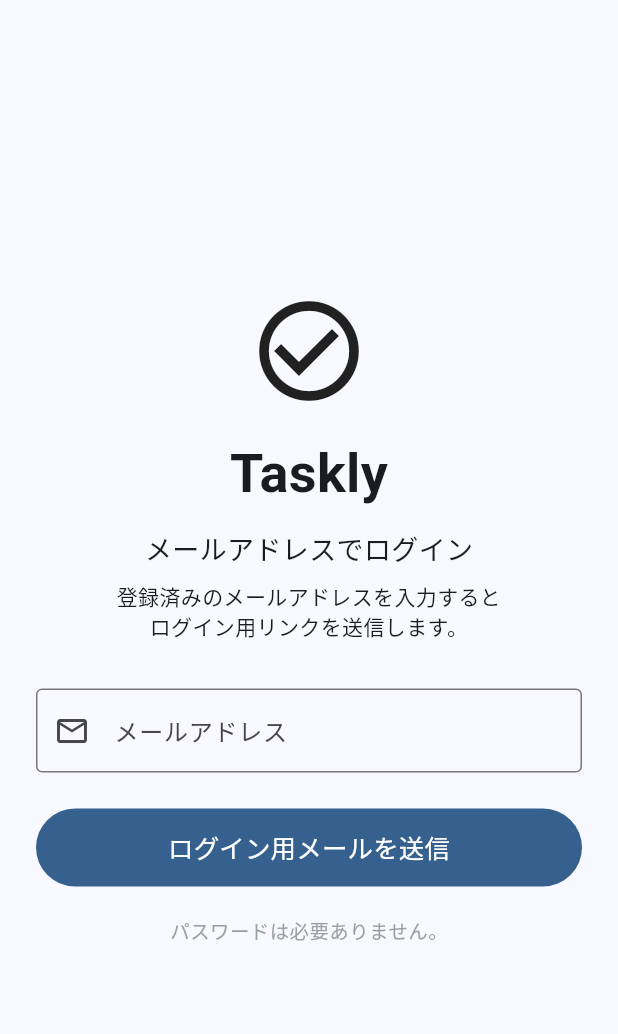
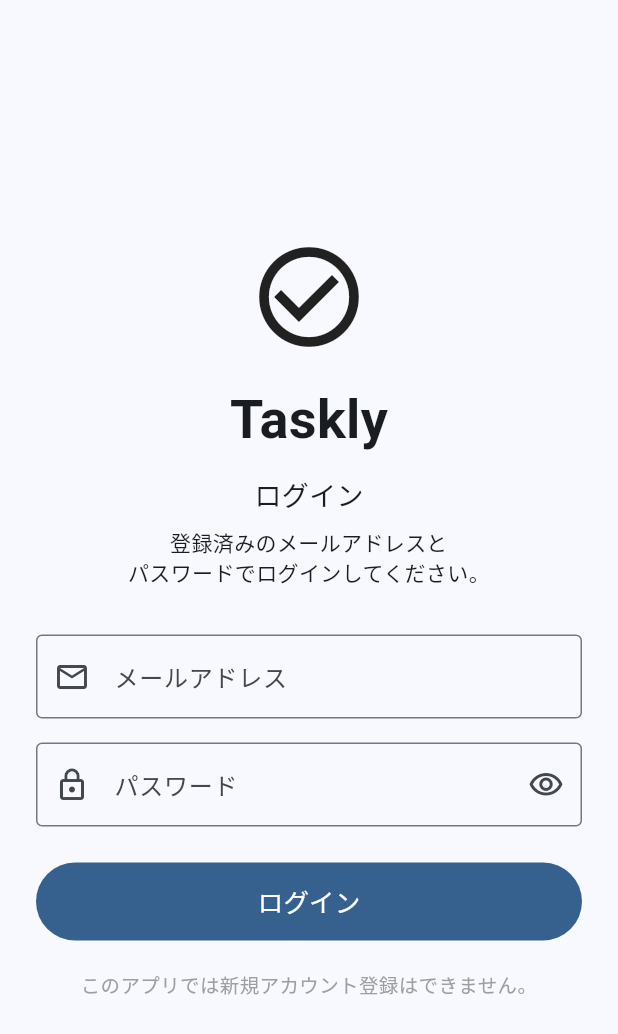
Before and after one commit to windsscoreyou-droid/taskly, a Flutter app: the screen it shows after launch, on a phone screen of 412 x 824 dp. Shown: the top 1034 px of the screen. Run offline on Flutter 3.47's test engine with Material 3 defaults, Android fonts, the phone set to English and light mode, and no system bars; our stand-ins replace supabase_flutter; accounts and stored records are empty.

Commit message:
Update main.dart

```diff
--- a/lib/main.dart
+++ b/lib/main.dart
@@ -1,6 +1,6 @@
+
 import 'dart:async';
 
-import 'package:flutter/foundation.dart';
 import 'package:flutter/material.dart';
 import 'package:supabase_flutter/supabase_flutter.dart';
 
@@ -29,9 +29,7 @@ class TasklyApp extends StatelessWidget {
         ),
         useMaterial3: true,
       ),
-
-      // const を外しています
-      home: AuthGate(),
+      home: const AuthGate(),
     );
   }
 }
@@ -41,7 +39,7 @@ class TasklyApp extends StatelessWidget {
 // ============================================================
 
 class AuthGate extends StatefulWidget {
-  AuthGate({super.key});
+  const AuthGate({super.key});
 
   @override
   State<AuthGate> createState() => _AuthGateState();
@@ -99,46 +97,48 @@ class AuthPage extends StatefulWidget {
 
 class _AuthPageState extends State<AuthPage> {
   final emailController = TextEditingController();
+  final passwordController = TextEditingController();
 
   bool isLoading = false;
+  bool obscurePassword = true;
 
   Future<void> submit() async {
     final email = emailController.text.trim();
+    final password = passwordController.text;
 
     if (email.isEmpty) {
       showMessage('メールアドレスを入力してください');
       return;
     }
 
+    if (password.isEmpty) {
+      showMessage('パスワードを入力してください');
+      return;
+    }
+
+    if (password.length < 8) {
+      showMessage('パスワードは8文字以上にしてください');
+      return;
+    }
+
     setState(() {
       isLoading = true;
     });
 
     try {
-      await Supabase.instance.client.auth.signInWithOtp(
+      await Supabase.instance.client.auth.signInWithPassword(
         email: email,
-
-        // 新規ユーザー登録は禁止
-        shouldCreateUser: false,
-
-        emailRedirectTo: kIsWeb
-            ? 'https://windsscoreyou-droid.github.io/taskly/'
-            : 'io.taskly.app://login-callback/',
+        password: password,
       );
 
       if (!mounted) return;
 
-      showMessage(
-        'ログイン用のメールを送信しました。\n'
-        'メールを確認して、リンクを押してください。',
-      );
-
-      emailController.clear();
+      showMessage('ログインしました');
     } on AuthException catch (e) {
       if (!mounted) return;
 
       showMessage(
-        'メールの送信に失敗しました\n${e.message}',
+        'ログインに失敗しました\n${e.message}',
       );
     } catch (e) {
       if (!mounted) return;
@@ -168,6 +168,7 @@ class _AuthPageState extends State<AuthPage> {
   @override
   void dispose() {
     emailController.dispose();
+    passwordController.dispose();
     super.dispose();
   }
 
@@ -202,7 +203,7 @@ class _AuthPageState extends State<AuthPage> {
                   const SizedBox(height: 12),
 
                   const Text(
-                    'メールアドレスでログイン',
+                    'ログイン',
                     style: TextStyle(
                       fontSize: 18,
                       fontWeight: FontWeight.w500,
@@ -212,8 +213,8 @@ class _AuthPageState extends State<AuthPage> {
                   const SizedBox(height: 8),
 
                   const Text(
-                    '登録済みのメールアドレスを入力すると\n'
-                    'ログイン用リンクを送信します。',
+                    '登録済みのメールアドレスと\n'
+                    'パスワードでログインしてください。',
                     textAlign: TextAlign.center,
                   ),
 
@@ -222,12 +223,7 @@ class _AuthPageState extends State<AuthPage> {
                   TextField(
                     controller: emailController,
                     keyboardType: TextInputType.emailAddress,
-                    textInputAction: TextInputAction.done,
-                    onSubmitted: (_) {
-                      if (!isLoading) {
-                        submit();
-                      }
-                    },
+                    textInputAction: TextInputAction.next,
                     decoration: const InputDecoration(
                       labelText: 'メールアドレス',
                       hintText: 'example@gmail.com',
@@ -238,21 +234,56 @@ class _AuthPageState extends State<AuthPage> {
                     ),
                   ),
 
+                  const SizedBox(height: 16),
+
+                  TextField(
+                    controller: passwordController,
+                    obscureText: obscurePassword,
+                    textInputAction: TextInputAction.done,
+                    onSubmitted: (_) {
+                      if (!isLoading) {
+                        submit();
+                      }
+                    },
+                    decoration: InputDecoration(
+                      labelText: 'パスワード',
+                      border: const OutlineInputBorder(),
+                      prefixIcon: const Icon(
+                        Icons.lock_outline,
+                      ),
+                      suffixIcon: IconButton(
+                        onPressed: () {
+                          setState(() {
+                            obscurePassword =
+                                !obscurePassword;
+                          });
+                        },
+                        icon: Icon(
+                          obscurePassword
+                              ? Icons.visibility_outlined
+                              : Icons.visibility_off_outlined,
+                        ),
+                      ),
+                    ),
+                  ),
+
                   const SizedBox(height: 24),
 
                   SizedBox(
                     width: double.infinity,
                     height: 52,
                     child: FilledButton(
-                      onPressed: isLoading ? null : submit,
+                      onPressed:
+                          isLoading ? null : submit,
                       child: isLoading
                           ? const SizedBox(
                               width: 24,
                               height: 24,
-                              child: CircularProgressIndicator(),
+                              child:
+                                  CircularProgressIndicator(),
                             )
                           : const Text(
-                              'ログイン用メールを送信',
+                              'ログイン',
                               style: TextStyle(
                                 fontSize: 17,
                               ),
@@ -263,7 +294,8 @@ class _AuthPageState extends State<AuthPage> {
                   const SizedBox(height: 20),
 
                   const Text(
-                    'パスワードは必要ありません。',
+                    'このアプリでは新規アカウント登録はできません。',
+                    textAlign: TextAlign.center,
                     style: TextStyle(
                       fontSize: 13,
                       color: Colors.grey,
@@ -683,7 +715,21 @@ class _HomePageState extends State<HomePage> {
   }
 
   Future<void> logout() async {
-    await Supabase.instance.client.auth.signOut();
+    try {
+      await Supabase.instance.client.auth.signOut();
+    } on AuthException catch (e) {
+      if (mounted) {
+        showMessage(
+          'ログアウトに失敗しました\n${e.message}',
+        );
+      }
+    } catch (e) {
+      if (mounted) {
+        showMessage(
+          'ログアウトに失敗しました\n$e',
+        );
+      }
+    }
   }
 
   void showMessage(String message) {
@@ -738,7 +784,6 @@ class _HomePageState extends State<HomePage> {
             ],
           ),
         ),
-
         ...sectionTasks.map((task) {
           final taskId =
               task['id'].toString();
@@ -774,7 +819,6 @@ class _HomePageState extends State<HomePage> {
                   );
                 },
               ),
-
               title: Text(
                 taskTitle,
                 style: TextStyle(
@@ -783,7 +827,6 @@ class _HomePageState extends State<HomePage> {
                       : TextDecoration.none,
                 ),
               ),
-
               subtitle:
                   startDate == null &&
                           endDate == null
@@ -792,7 +835,6 @@ class _HomePageState extends State<HomePage> {
                           '期間：'
                           '${getPeriodText(startDate, endDate)}',
                         ),
-
               trailing: Row(
                 mainAxisSize: MainAxisSize.min,
                 children: [
@@ -850,7 +892,6 @@ class _HomePageState extends State<HomePage> {
                       ];
                     },
                   ),
-
                   IconButton(
                     icon: const Icon(
                       Icons.edit_outlined,
@@ -865,7 +906,6 @@ class _HomePageState extends State<HomePage> {
                       );
                     },
                   ),
-
                   IconButton(
                     icon: const Icon(
                       Icons.delete_outline,
@@ -879,7 +919,6 @@ class _HomePageState extends State<HomePage> {
             ),
           );
         }),
-
         const SizedBox(height: 12),
       ],
     );
@@ -915,7 +954,6 @@ class _HomePageState extends State<HomePage> {
             ),
             tooltip: 'カレンダー',
           ),
-
           IconButton(
             onPressed: logout,
             icon: const Icon(
@@ -925,7 +963,6 @@ class _HomePageState extends State<HomePage> {
           ),
         ],
       ),
-
       body: Padding(
         padding: const EdgeInsets.all(20),
         child: Column(
@@ -939,15 +976,11 @@ class _HomePageState extends State<HomePage> {
                 fontWeight: FontWeight.bold,
               ),
             ),
-
             const SizedBox(height: 8),
-
             Text(
               'ログイン中：$email',
             ),
-
             const SizedBox(height: 20),
-
             Expanded(
               child: isLoading
                   ? const Center(
@@ -989,7 +1022,6 @@ class _HomePageState extends State<HomePage> {
           ],
         ),
       ),
-
       floatingActionButton:
           FloatingActionButton(
         onPressed: addTask,
@@ -1094,7 +1126,6 @@ class _AddTaskDialogState
       title: const Text(
         'タスクを追加',
       ),
-
       content: SingleChildScrollView(
         child: Column(
           mainAxisSize: MainAxisSize.min,
@@ -1107,9 +1138,7 @@ class _AddTaskDialogState
                 border: OutlineInputBorder(),
               ),
             ),
-
             const SizedBox(height: 16),
-
             DropdownButtonFormField<String>(
               value: selectedStatus,
               decoration: const InputDecoration(
@@ -1164,9 +1193,7 @@ class _AddTaskDialogState
                 }
               },
             ),
-
             const SizedBox(height: 16),
-
             Row(
               children: [
                 const Icon(
@@ -1185,7 +1212,6 @@ class _AddTaskDialogState
                 ),
               ],
             ),
-
             Row(
               children: [
                 const Icon(
@@ -1207,7 +1233,6 @@ class _AddTaskDialogState
           ],
         ),
       ),
-
       actions: [
         TextButton(
           onPressed: () {
@@ -1217,7 +1242,6 @@ class _AddTaskDialogState
             'キャンセル',
           ),
         ),
-
         FilledButton(
           onPressed: () {
             final name =
@@ -1363,7 +1387,6 @@ class _EditTaskDialogState
       title: const Text(
         'タスクを編集',
       ),
-
       content: SingleChildScrollView(
         child: Column(
           mainAxisSize: MainAxisSize.min,
@@ -1376,9 +1399,7 @@ class _EditTaskDialogState
                 border: OutlineInputBorder(),
               ),
             ),
-
             const SizedBox(height: 16),
-
             DropdownButtonFormField<String>(
               value: selectedStatus,
               decoration: const InputDecoration(
@@ -1433,9 +1454,7 @@ class _EditTaskDialogState
                 }
               },
             ),
-
             const SizedBox(height: 16),
-
             Row(
               children: [
                 const Icon(
@@ -1454,7 +1473,6 @@ class _EditTaskDialogState
                 ),
               ],
             ),
-
             Row(
               children: [
                 const Icon(
@@ -1476,7 +1494,6 @@ class _EditTaskDialogState
           ],
         ),
       ),
-
       actions: [
         TextButton(
           onPressed: () {
@@ -1484,7 +1501,6 @@ class _EditTaskDialogState
           },
           child: const Text('キャンセル'),
         ),
-
         TextButton(
           onPressed: () async {
             final confirmed =
@@ -1575,7 +1591,6 @@ class _EditTaskDialogState
             ),
           ),
         ),
-
         FilledButton(
           onPressed: () {
             final title =
@@ -2320,7 +2335,6 @@ class _CalendarPageState
             '${date.month}月'
             '${date.day}日',
           ),
-
           content: SizedBox(
             width: double.maxFinite,
             child: ListView(
@@ -2363,7 +2377,6 @@ class _CalendarPageState
                         );
                       },
                     ),
-
                     title: Text(
                       task['title']
                               ?.toString() ??
@@ -2375,14 +2388,12 @@ class _CalendarPageState
                             : TextDecoration.none,
                       ),
                     ),
-
                     subtitle:
                         periodText.isEmpty
                             ? null
                             : Text(
                                 '期間：$periodText',
                               ),
-
                     trailing: Row(
                       mainAxisSize:
                           MainAxisSize.min,
@@ -2401,7 +2412,6 @@ class _CalendarPageState
                             );
                           },
                         ),
-
                         IconButton(
                           icon: const Icon(
                             Icons.delete_outline,
@@ -2420,7 +2430,6 @@ class _CalendarPageState
                     ),
                   );
                 }),
-
                 if (dayTasks.isEmpty)
                   const Padding(
                     padding: EdgeInsets.all(16),
@@ -2433,7 +2442,6 @@ class _CalendarPageState
               ],
             ),
           ),
-
           actions: [
             TextButton.icon(
               onPressed: () async {
@@ -2452,7 +2460,6 @@ class _CalendarPageState
                 'タスク追加',
               ),
             ),
-
             TextButton(
               onPressed: () {
                 Navigator.of(
@@ -2870,7 +2877,6 @@ class _CalendarPageState
                       ),
                     ),
                   ),
-
                   ...weekTasks.map(
                     (task) {
                       final lane =
@@ -3042,7 +3048,6 @@ class _CalendarPageState
                       );
                     },
                   ),
-
                   if (weekTasks.where(
                     (task) {
                       final lane =
@@ -3108,7 +3113,6 @@ class _CalendarPageState
           'カレンダー',
         ),
       ),
-
       body: isLoading
           ? const Center(
               child:
@@ -3134,7 +3138,6 @@ class _CalendarPageState
                           Icons.chevron_left,
                         ),
                       ),
-
                       Text(
                         '${currentMonth.year}年'
                         '${currentMonth.month}月',
@@ -3145,7 +3148,6 @@ class _CalendarPageState
                               FontWeight.bold,
                         ),
                       ),
-
                       IconButton(
                         onPressed:
                             nextMonth,
@@ -3156,7 +3158,6 @@ class _CalendarPageState
                     ],
                   ),
                 ),
-
                 SizedBox(
                   width: double.infinity,
                   child: Row(
@@ -3199,11 +3200,9 @@ class _CalendarPageState
                     ],
                   ),
                 ),
-
                 const SizedBox(
                   height: 4,
                 ),
-
                 Expanded(
                   child:
                       SingleChildScrollView(
@@ -3221,7 +3220,6 @@ class _CalendarPageState
                 ),
               ],
             ),
-
       floatingActionButton:
           FloatingActionButton(
         onPressed: () {
```
